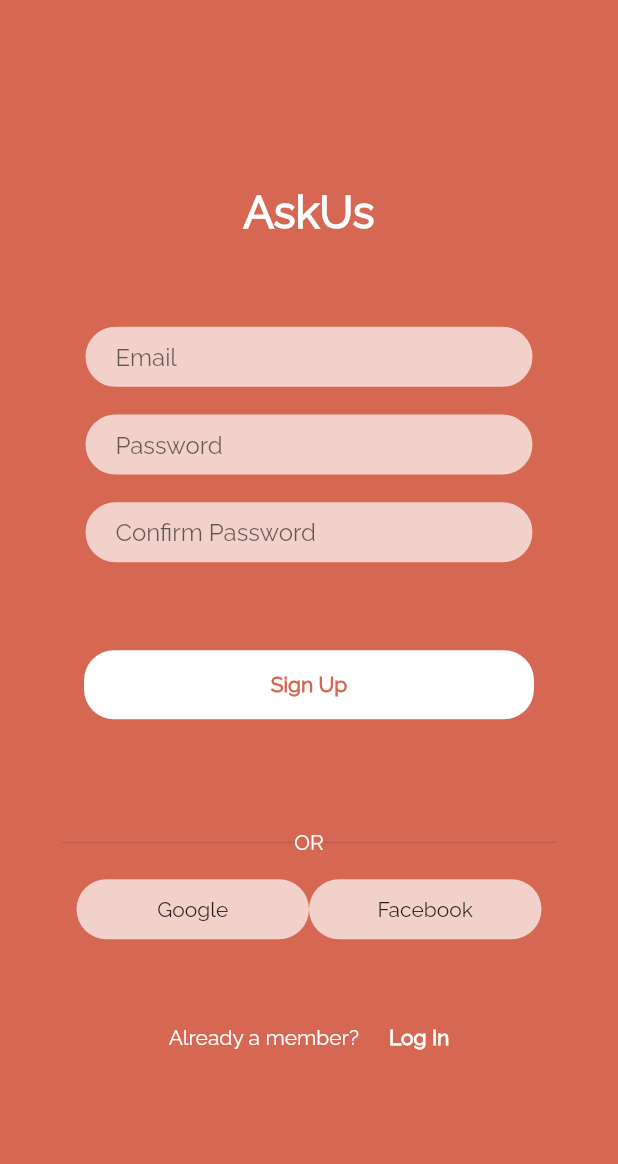
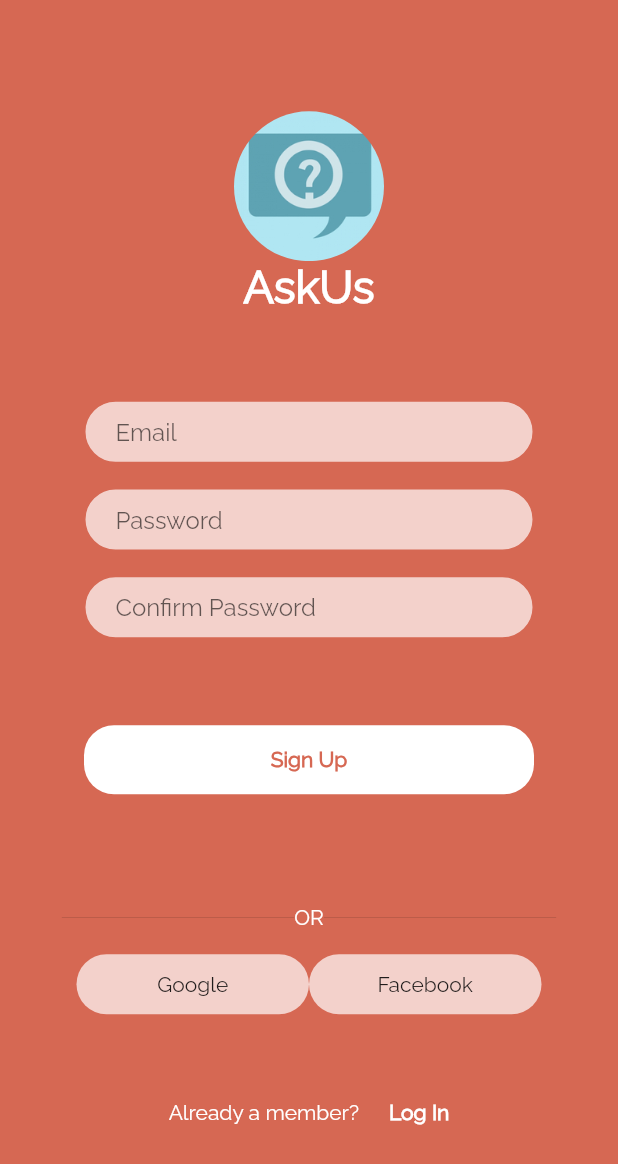
Before and after one commit to opencodeiiita/Ask-Us-Frontend, a Flutter app: the screen it shows after launch, after a tap on "join now", on a phone screen of 412 x 824 dp. Shown: the top 1164 px of the screen. Run offline on Flutter 3.47's test engine with Material 2 defaults, Android fonts, the phone set to English and light mode, and no system bars; our stand-ins replace google_fonts, image_picker; network calls fail.

```diff
--- a/lib/home.dart
+++ b/lib/home.dart
@@ -9,6 +9,7 @@ class HomeScreen extends StatefulWidget {
 
 class _HomeScreenState extends State<HomeScreen> {
   bool bookmarkUpdate(outline) {
+
     setState(() {
       outline = !outline;
     });
@@ -40,6 +41,18 @@ class _HomeScreenState extends State<HomeScreen> {
               child: Row(
                 mainAxisAlignment: MainAxisAlignment.center,
                 children: [
+                  Hero(
+                                               tag: 'imageHero',
+                                               child:Container(
+                                              width: 50.00,
+                                              height: 50.00,
+                                              decoration: new BoxDecoration(
+                                              image: new DecorationImage(
+                                                  image: ExactAssetImage('assets/images/askUslogo.png'),
+                                                  fit: BoxFit.fitHeight,
+                                                  ),
+                                                shape: BoxShape.circle,
+                                              )),),
                   Flexible(
                     child: Container(
                       alignment: Alignment.bottomCenter,
--- a/lib/login.dart
+++ b/lib/login.dart
@@ -10,9 +10,29 @@ class LoginScreen extends StatefulWidget {
   _LoginScreenState createState() => _LoginScreenState();
 }
 
-class _LoginScreenState extends State<LoginScreen> {
+class _LoginScreenState extends State<LoginScreen>
+    with SingleTickerProviderStateMixin{
   TextEditingController nameController = TextEditingController();
   TextEditingController passwordController = TextEditingController();
+  late AnimationController controller;
+
+   @override
+   void initState() {
+     super.initState();
+
+     controller = AnimationController(
+       duration: Duration(seconds: 3),
+       vsync: this,
+     );
+
+     controller.forward();
+
+     controller.addListener((){
+       setState(() {
+
+       });
+     });
+   }
 
   @override
   Widget build(BuildContext context) {
@@ -22,6 +42,18 @@ class _LoginScreenState extends State<LoginScreen> {
             padding: EdgeInsets.fromLTRB(10, 60, 10, 50),
             child: ListView(
               children: <Widget>[
+                Hero(
+                  tag: 'imageHero',
+                  child:Container(
+                 width: 100.00,
+                 height: 100.00,
+                 decoration: new BoxDecoration(
+                 image: new DecorationImage(
+                     image: ExactAssetImage('assets/images/askUslogo.png'),
+                     fit: BoxFit.fitHeight,
+                     ),
+                   shape: BoxShape.circle,
+                 )),),
                 Container(
                     alignment: Alignment.center,
                     padding: EdgeInsets.all(10),
@@ -237,8 +269,8 @@ class _LoginScreenState extends State<LoginScreen> {
                             ),
                             onPressed: () {
                               Navigator.push(
-                                                                          context,
-                                                                          MaterialPageRoute(
+                                  context,
+                                  MaterialPageRoute(
                                                                               builder: (BuildContext context) => SignUpScreen()));
                             }),
                       ],
--- a/lib/sign_up.dart
+++ b/lib/sign_up.dart
@@ -2,8 +2,34 @@ import 'package:ask_us/login.dart';
 import 'package:ask_us/main.dart';
 import 'package:flutter/material.dart';
 
-class SignUpScreen extends StatelessWidget {
+class SignUpScreen extends StatefulWidget {
   const SignUpScreen({Key? key}) : super(key: key);
+  @override
+    _SignUpScreenState createState() => _SignUpScreenState();
+}
+class _SignUpScreenState extends State<SignUpScreen>
+    with SingleTickerProviderStateMixin{
+  TextEditingController nameController = TextEditingController();
+  TextEditingController passwordController = TextEditingController();
+  late AnimationController controller;
+
+   @override
+   void initState() {
+     super.initState();
+
+     controller = AnimationController(
+       duration: Duration(seconds: 3),
+       vsync: this,
+     );
+
+     controller.forward();
+
+     controller.addListener((){
+       setState(() {
+
+       });
+     });
+   }
 
   @override
   Widget build(BuildContext context) {
@@ -14,6 +40,18 @@ class SignUpScreen extends StatelessWidget {
         child: Column(
           mainAxisAlignment: MainAxisAlignment.center,
           children: <Widget>[
+            Hero(
+                              tag: 'imageHero',
+                              child:Container(
+                             width: 100.00,
+                             height: 100.00,
+                             decoration: new BoxDecoration(
+                             image: new DecorationImage(
+                                 image: ExactAssetImage('assets/images/askUslogo.png'),
+                                 fit: BoxFit.fitHeight,
+                                 ),
+                               shape: BoxShape.circle,
+                             )),),
             Text(
               "AskUs",
               textAlign: TextAlign.center,
--- a/pubspec.yaml
+++ b/pubspec.yaml
@@ -49,6 +49,7 @@ flutter:
     - assets/icons/
     - assets/images/
     - assets/images/GoogleIcon.png
+    - assets/images/askUslogo.png
   #   - images/a_dot_ham.jpeg
 
   # An image asset can refer to one or more resolution-specific "variants", see
```
Also changed, not shown: assets/images/askUslogo.png (added).
